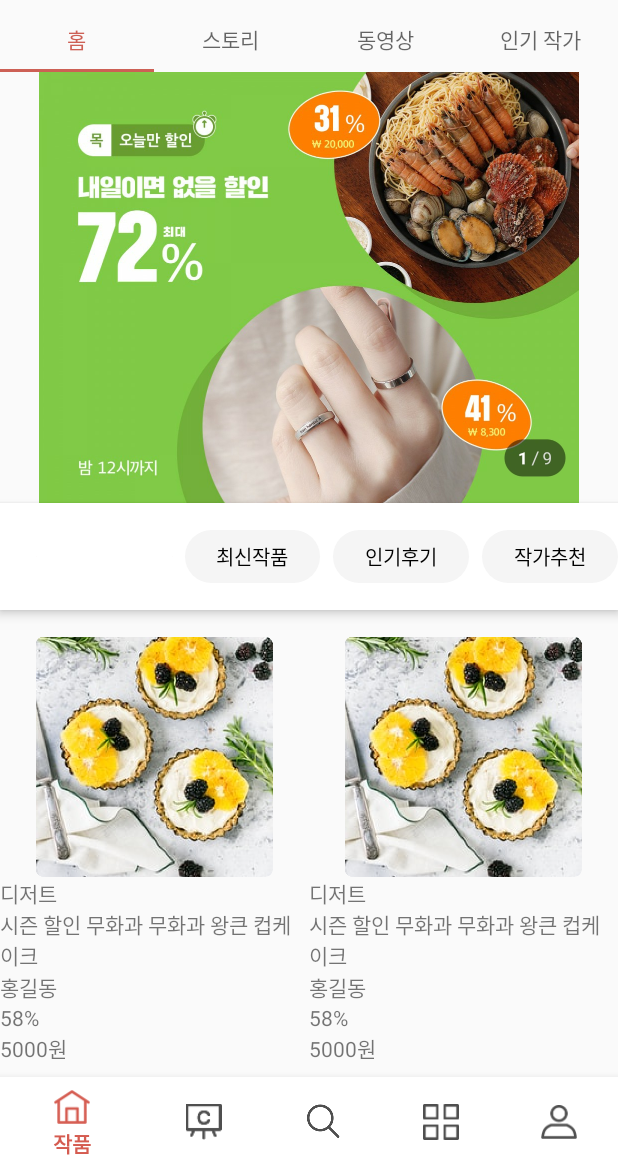
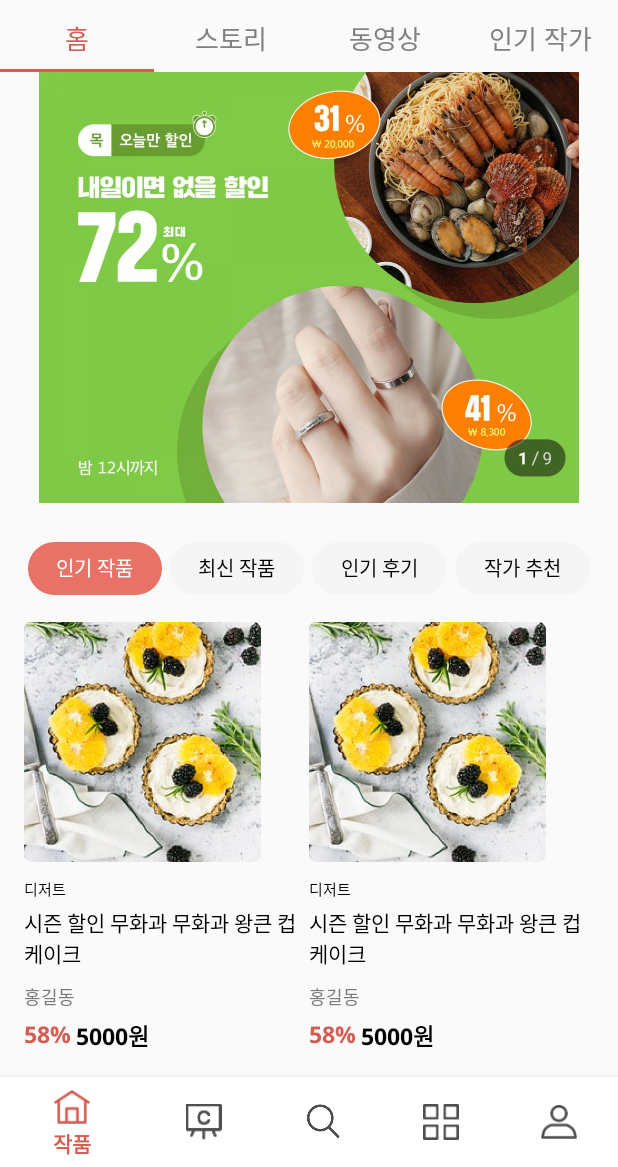
Before and after one commit to kimdahyee/sopt_27th-AndroidWithDesign, an Android app: the screen it shows after launch (MainActivity), on a phone screen of 412 x 824 dp, the part 69-1236 px from its top. Run offline under Robolectric (Android 15) with nearby library versions, the phone set to English and light mode, and no system bars.

Commit message:
글자 폰트 적용

```diff
--- a/app/src/main/java/com/example/androidwithdesign/ClassBtmFourthFragment.kt
+++ b/app/src/main/java/com/example/androidwithdesign/ClassBtmFourthFragment.kt
@@ -6,28 +6,8 @@ import android.view.LayoutInflater
 import android.view.View
 import android.view.ViewGroup
 
-// TODO: Rename parameter arguments, choose names that match
-// the fragment initialization parameters, e.g. ARG_ITEM_NUMBER
-private const val ARG_PARAM1 = "param1"
-private const val ARG_PARAM2 = "param2"
 
-/**
- * A simple [Fragment] subclass.
- * Use the [ClassBtmFourthFragment.newInstance] factory method to
- * create an instance of this fragment.
- */
 class ClassBtmFourthFragment : Fragment() {
-    // TODO: Rename and change types of parameters
-    private var param1: String? = null
-    private var param2: String? = null
-
-    override fun onCreate(savedInstanceState: Bundle?) {
-        super.onCreate(savedInstanceState)
-        arguments?.let {
-            param1 = it.getString(ARG_PARAM1)
-            param2 = it.getString(ARG_PARAM2)
-        }
-    }
 
     override fun onCreateView(
         inflater: LayoutInflater, container: ViewGroup?,
@@ -37,23 +17,4 @@ class ClassBtmFourthFragment : Fragment() {
         return inflater.inflate(R.layout.fragment_class_btm_fourth, container, false)
     }
 
-    companion object {
-        /**
-         * Use this factory method to create a new instance of
-         * this fragment using the provided parameters.
-         *
-         * @param param1 Parameter 1.
-         * @param param2 Parameter 2.
-         * @return A new instance of fragment ClassBtmFourthFragment.
-         */
-        // TODO: Rename and change types and number of parameters
-        @JvmStatic
-        fun newInstance(param1: String, param2: String) =
-            ClassBtmFourthFragment().apply {
-                arguments = Bundle().apply {
-                    putString(ARG_PARAM1, param1)
-                    putString(ARG_PARAM2, param2)
-                }
-            }
-    }
 }
--- a/app/src/main/java/com/example/androidwithdesign/ClassBtmSecondFragment.kt
+++ b/app/src/main/java/com/example/androidwithdesign/ClassBtmSecondFragment.kt
@@ -6,28 +6,8 @@ import android.view.LayoutInflater
 import android.view.View
 import android.view.ViewGroup
 
-// TODO: Rename parameter arguments, choose names that match
-// the fragment initialization parameters, e.g. ARG_ITEM_NUMBER
-private const val ARG_PARAM1 = "param1"
-private const val ARG_PARAM2 = "param2"
+class ClassBtmSecondFragment : Fragment() {
 
-/**
- * A simple [Fragment] subclass.
- * Use the [ClassBtmSecondFragment.newInstance] factory method to
- * create an instance of this fragment.
- */
-class ClassBtmSecondFragment : Fragment() {
-    // TODO: Rename and change types of parameters
-    private var param1: String? = null
-    private var param2: String? = null
-
-    override fun onCreate(savedInstanceState: Bundle?) {
-        super.onCreate(savedInstanceState)
-        arguments?.let {
-            param1 = it.getString(ARG_PARAM1)
-            param2 = it.getString(ARG_PARAM2)
-        }
-    }
 
     override fun onCreateView(
         inflater: LayoutInflater, container: ViewGroup?,
@@ -37,23 +17,4 @@ class ClassBtmSecondFragment : Fragment() {
         return inflater.inflate(R.layout.fragment_class_btm_second, container, false)
     }
 
-    companion object {
-        /**
-         * Use this factory method to create a new instance of
-         * this fragment using the provided parameters.
-         *
-         * @param param1 Parameter 1.
-         * @param param2 Parameter 2.
-         * @return A new instance of fragment ClassBtmSecondFragment.
-         */
-        // TODO: Rename and change types and number of parameters
-        @JvmStatic
-        fun newInstance(param1: String, param2: String) =
-            ClassBtmSecondFragment().apply {
-                arguments = Bundle().apply {
-                    putString(ARG_PARAM1, param1)
-                    putString(ARG_PARAM2, param2)
-                }
-            }
-    }
 }
--- a/app/src/main/java/com/example/androidwithdesign/ClassBtmThirdFragment.kt
+++ b/app/src/main/java/com/example/androidwithdesign/ClassBtmThirdFragment.kt
@@ -6,28 +6,7 @@ import android.view.LayoutInflater
 import android.view.View
 import android.view.ViewGroup
 
-// TODO: Rename parameter arguments, choose names that match
-// the fragment initialization parameters, e.g. ARG_ITEM_NUMBER
-private const val ARG_PARAM1 = "param1"
-private const val ARG_PARAM2 = "param2"
-
-/**
- * A simple [Fragment] subclass.
- * Use the [ClassBtmThirdFragment.newInstance] factory method to
- * create an instance of this fragment.
- */
 class ClassBtmThirdFragment : Fragment() {
-    // TODO: Rename and change types of parameters
-    private var param1: String? = null
-    private var param2: String? = null
-
-    override fun onCreate(savedInstanceState: Bundle?) {
-        super.onCreate(savedInstanceState)
-        arguments?.let {
-            param1 = it.getString(ARG_PARAM1)
-            param2 = it.getString(ARG_PARAM2)
-        }
-    }
 
     override fun onCreateView(
         inflater: LayoutInflater, container: ViewGroup?,
@@ -37,23 +16,4 @@ class ClassBtmThirdFragment : Fragment() {
         return inflater.inflate(R.layout.fragment_class_btm_third, container, false)
     }
 
-    companion object {
-        /**
-         * Use this factory method to create a new instance of
-         * this fragment using the provided parameters.
-         *
-         * @param param1 Parameter 1.
-         * @param param2 Parameter 2.
-         * @return A new instance of fragment ClassBtmThirdFragment.
-         */
-        // TODO: Rename and change types and number of parameters
-        @JvmStatic
-        fun newInstance(param1: String, param2: String) =
-            ClassBtmThirdFragment().apply {
-                arguments = Bundle().apply {
-                    putString(ARG_PARAM1, param1)
-                    putString(ARG_PARAM2, param2)
-                }
-            }
-    }
 }
--- a/app/src/main/java/com/example/androidwithdesign/HomeFragment.kt
+++ b/app/src/main/java/com/example/androidwithdesign/HomeFragment.kt
@@ -36,14 +36,14 @@ class HomeFragment : Fragment() {
         for (i in 0 until view.tabLayout.tabCount) {
             val tab = (view.tabLayout.getChildAt(0) as ViewGroup).getChildAt(i)
             val p = tab.layoutParams as ViewGroup.MarginLayoutParams
-            p.setMargins(Utils.dpToPx(9), 0, 0, 0)
+            p.setMargins(4, 0, 4, 0)
         }
 
         view.tabLayout.apply{
-            getTabAt(0)?.text="인기작품"
-            getTabAt(1)?.text="최신작품"
-            getTabAt(2)?.text="인기후기"
-            getTabAt(3)?.text="작가추천"
+            getTabAt(0)?.text="인기 작품"
+            getTabAt(1)?.text="최신 작품"
+            getTabAt(2)?.text="인기 후기"
+            getTabAt(3)?.text="작가 추천"
         }
 
         return view
--- a/app/src/main/java/com/example/androidwithdesign/Utils.kt
+++ /dev/null
@@ -1,16 +0,0 @@
-package com.example.androidwithdesign
-
-import android.content.Context
-import android.content.res.Resources
-
-class Utils {
-    companion object {
-        fun dpToPx(dp: Int): Int {
-            return ((dp * Resources.getSystem().displayMetrics.density).toInt());
-        }
-
-        fun pxToDp(px: Int, context: Context): Int {
-            return ((px / Resources.getSystem().displayMetrics.density).toInt());
-        }
-    }
-}
--- a/app/src/main/res/layout/fragment_home.xml
+++ b/app/src/main/res/layout/fragment_home.xml
@@ -19,34 +19,22 @@
             android:src="@drawable/main_div_banner"/>
     </FrameLayout>
 
-    <com.google.android.material.appbar.AppBarLayout
-        android:id="@+id/appbar"
-        android:layout_width="match_parent"
-        android:layout_height="71dp"
-        app:layout_constraintTop_toBottomOf="@id/image_frame">
-
-        <androidx.appcompat.widget.Toolbar
-            android:id="@+id/toolBar"
-            android:layout_width="match_parent"
-            android:layout_height="match_parent"
-            app:layout_collapseMode="pin"
-            app:layout_scrollFlags="scroll|enterAlways"
-            app:popupTheme="@style/ThemeOverlay.AppCompat.Light"
-            android:background="@android:color/white"
-            android:elevation="4dp">
-
-            <com.google.android.material.tabs.TabLayout
+        <com.google.android.material.tabs.TabLayout
+                android:id="@+id/tabLayout"
                 android:layout_width="match_parent"
                 android:layout_height="35dp"
-                style="@style/ChipTabLayout"
-                android:id="@+id/tabLayout"
-                app:tabIndicatorHeight="35dp"
-                android:minWidth="75dp"
-                app:tabGravity="fill"
-                app:tabIndicatorGravity="center" />
+                android:layout_marginTop="26dp"
+                app:tabBackground="@drawable/class_tab_selected"
+                android:layout_marginStart="16dp"
+                android:layout_marginEnd="16dp"
+                app:tabTextColor="#000000"
+                app:tabIndicatorHeight="0dp"
+                app:tabSelectedTextColor="#ffffff"
+                app:tabTextAppearance="@style/class_btm_tab"
+                app:layout_constraintEnd_toEndOf="parent"
+                app:layout_constraintStart_toStartOf="parent"
+                app:layout_constraintTop_toBottomOf="@+id/image_frame" />
 
-        </androidx.appcompat.widget.Toolbar>
-    </com.google.android.material.appbar.AppBarLayout>
 
     <androidx.viewpager.widget.ViewPager
         android:id="@+id/product_viewpager"
@@ -56,7 +44,7 @@
         app:layout_constraintBottom_toBottomOf="parent"
         app:layout_constraintEnd_toEndOf="parent"
         app:layout_constraintStart_toStartOf="parent"
-        app:layout_constraintTop_toBottomOf="@+id/appbar">
+        app:layout_constraintTop_toBottomOf="@+id/tabLayout">
     </androidx.viewpager.widget.ViewPager>
 
 </androidx.constraintlayout.widget.ConstraintLayout>
--- a/app/src/main/res/layout/fragment_main_best_product.xml
+++ b/app/src/main/res/layout/fragment_main_best_product.xml
@@ -12,6 +12,9 @@
         android:layout_width="match_parent"
         android:layout_height="match_parent"
         android:id="@+id/rcv_product"
+        android:layout_marginStart="16dp"
+        android:layout_marginEnd="16dp"
+        tools:listitem="@layout/product_list"
         app:layout_constraintBottom_toBottomOf="parent"
         app:layout_constraintEnd_toEndOf="parent"
         app:layout_constraintStart_toStartOf="parent"
--- a/app/src/main/res/layout/fragment_product.xml
+++ b/app/src/main/res/layout/fragment_product.xml
@@ -37,7 +37,7 @@
             android:background="@drawable/main_btn_searchbar"
             android:layout_height="38dp">
 
-            <TextView
+            <EditText
                 android:layout_width="wrap_content"
                 android:layout_height="wrap_content"
                 android:fontFamily="@font/notosans_midium"
@@ -47,7 +47,7 @@
                 android:layout_marginTop="9dp"
                 android:textColor="#bebec0"
                 android:background="@drawable/main_btn_searchbar"
-                tools:text="작품, 작가 검색"/>
+                tools:hint="작품, 작가 검색"/>
 
             <ImageView
                 android:layout_width="19dp"
@@ -67,6 +67,7 @@
         android:layout_height="44dp"
         app:layout_constraintEnd_toEndOf="parent"
         app:layout_constraintStart_toStartOf="parent"
+        app:tabTextAppearance="@style/class_top_tab"
         app:layout_constraintTop_toBottomOf="@+id/top_logo"
         app:tabIndicatorColor="#cd6055"
         app:tabSelectedTextColor="#CD6055"/>
--- a/app/src/main/res/layout/product_list.xml
+++ b/app/src/main/res/layout/product_list.xml
@@ -5,8 +5,8 @@
     xmlns:app="http://schemas.android.com/apk/res-auto">
 
     <ImageView
-        android:layout_width="match_parent"
-        android:layout_height="160dp"
+        android:layout_width="wrap_content"
+        android:layout_height="wrap_content"
         android:id="@+id/product_image"
         android:src="@drawable/main_img_product_1"
         app:layout_constraintStart_toStartOf="parent"
@@ -16,35 +16,55 @@
         android:layout_width="wrap_content"
         android:layout_height="wrap_content"
         android:id="@+id/text_category"
+        android:fontFamily="@font/notosans_regular"
+        android:textSize="10sp"
+        android:textColor="#000000"
+        android:layout_marginTop="10dp"
         app:layout_constraintTop_toBottomOf="@+id/product_image"
-        app:layout_constraintStart_toStartOf="parent"/>
+        app:layout_constraintStart_toStartOf="@+id/product_image"/>
 
     <TextView
         android:layout_width="wrap_content"
         android:layout_height="wrap_content"
         android:id="@+id/text_name"
+        android:fontFamily="@font/notosans_regular"
+        android:textSize="14sp"
+        android:textColor="#000000"
+        android:layout_marginTop="4dp"
         app:layout_constraintTop_toBottomOf="@+id/text_category"
-        app:layout_constraintStart_toStartOf="parent"/>
+        app:layout_constraintStart_toStartOf="@+id/text_category"/>
 
     <TextView
         android:layout_width="wrap_content"
         android:layout_height="wrap_content"
         android:id="@+id/text_writer"
+        android:fontFamily="@font/notosans_regular"
+        android:textSize="12sp"
+        android:textColor="#797979"
+        android:layout_marginTop="8dp"
         app:layout_constraintTop_toBottomOf="@+id/text_name"
-        app:layout_constraintStart_toStartOf="parent"/>
+        app:layout_constraintStart_toStartOf="@+id/text_name"/>
 
     <TextView
         android:layout_width="wrap_content"
         android:layout_height="wrap_content"
         android:id="@+id/text_sale"
+        android:fontFamily="@font/notosans_bold"
+        android:textSize="15sp"
+        android:textColor="#d55c51"
         app:layout_constraintTop_toBottomOf="@+id/text_writer"
-        app:layout_constraintStart_toStartOf="parent"/>
+        android:layout_marginTop="4dp"
+        app:layout_constraintStart_toStartOf="@+id/text_writer"/>
 
     <TextView
         android:layout_width="wrap_content"
         android:layout_height="wrap_content"
         android:id="@+id/text_price"
-        app:layout_constraintTop_toBottomOf="@+id/text_sale"
-        app:layout_constraintStart_toStartOf="parent"/>
+        android:fontFamily="@font/notosans_bold"
+        android:textSize="15sp"
+        android:textColor="#000000"
+        android:layout_marginStart="3dp"
+        app:layout_constraintTop_toTopOf="@+id/text_sale"
+        app:layout_constraintStart_toEndOf="@+id/text_sale"/>
 
 </androidx.constraintlayout.widget.ConstraintLayout>
--- a/app/src/main/res/values/styles.xml
+++ b/app/src/main/res/values/styles.xml
@@ -17,14 +17,12 @@
     <style name="class_top_tab" parent="@android:style/TextAppearance.Widget.TabWidget">
         <item name="android:fontFamily">@font/notosans_regular</item>
         <item name="android:textSize">17dp</item>
-        <item name="android:fontStyle">normal</item>
 
     </style>
 
     <style name="class_btm_tab" parent="@android:style/TextAppearance.Widget.TabWidget">
         <item name="android:fontFamily">@font/notosans_regular</item>
         <item name="android:textSize">13dp</item>
-        <item name="android:fontStyle">normal</item>
 
     </style>
 
```
